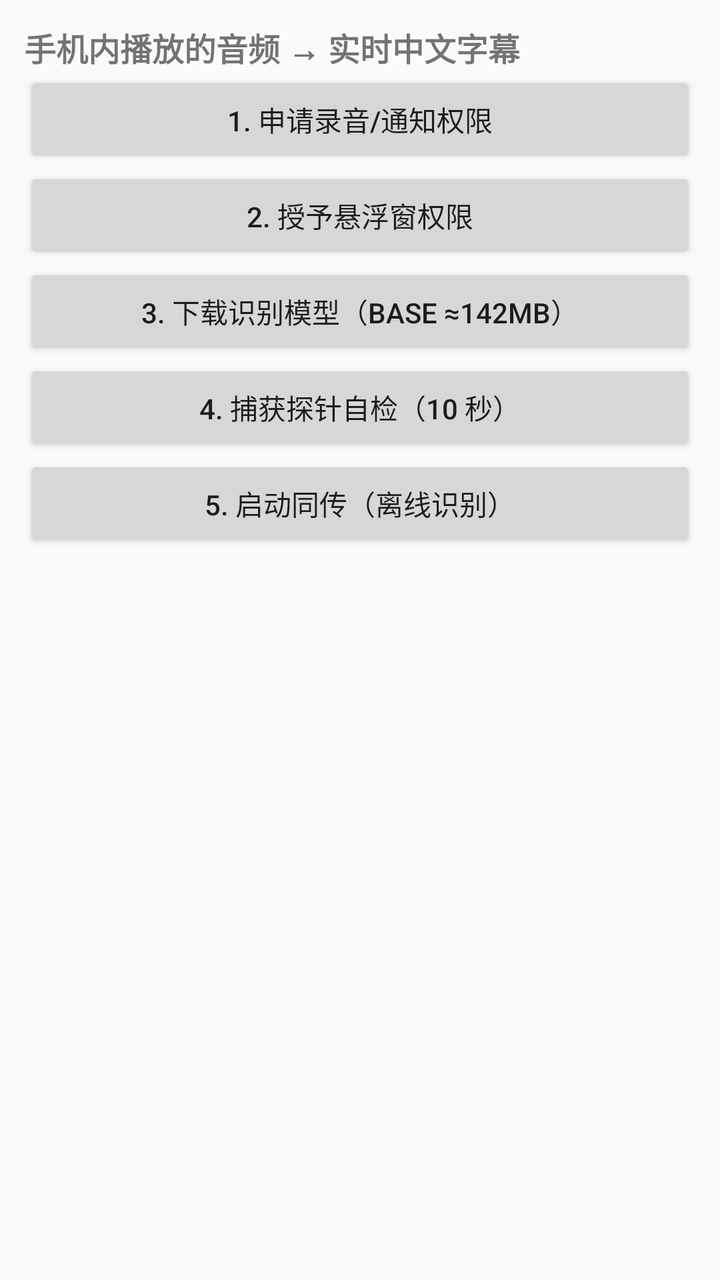
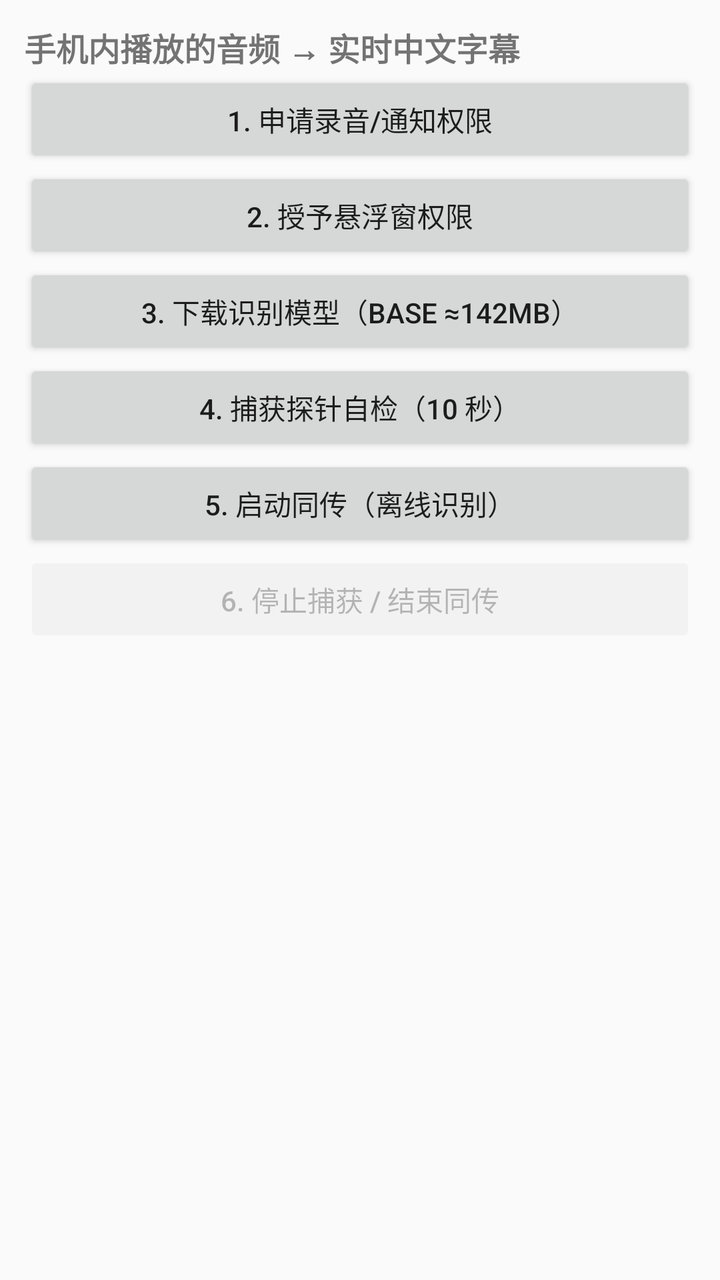

The first picture is an Android layout as it rendered before a commit; the second is the same layout after the commit. The layout source and the unified diff follow.
<!-- AndroidManifest.xml: application theme android:Theme.Material.Light.NoActionBar -->
<!-- res/layout/activity_main.xml -->
<?xml version="1.0" encoding="utf-8"?>
<LinearLayout xmlns:android="http://schemas.android.com/apk/res/android"
    android:layout_width="match_parent"
    android:layout_height="match_parent"
    android:orientation="vertical"
    android:padding="12dp">

    <TextView
        android:layout_width="match_parent"
        android:layout_height="wrap_content"
        android:text="@string/header"
        android:textStyle="bold"
        android:textSize="16sp" />

    <Button
        android:id="@+id/btnPermissions"
        android:layout_width="match_parent"
        android:layout_height="wrap_content"
        android:text="@string/btn_permissions" />

    <Button
        android:id="@+id/btnOverlay"
        android:layout_width="match_parent"
        android:layout_height="wrap_content"
        android:text="@string/btn_overlay" />

    <Button
        android:id="@+id/btnModel"
        android:layout_width="match_parent"
        android:layout_height="wrap_content"
        android:text="@string/btn_model" />

    <Button
        android:id="@+id/btnProbe"
        android:layout_width="match_parent"
        android:layout_height="wrap_content"
        android:text="@string/btn_probe" />

    <Button
        android:id="@+id/btnInterpret"
        android:layout_width="match_parent"
        android:layout_height="wrap_content"
        android:text="@string/btn_interpret" />

    <ScrollView
        android:layout_width="match_parent"
        android:layout_height="0dp"
        android:layout_weight="1"
        android:layout_marginTop="8dp">

        <TextView
            android:id="@+id/log"
            android:layout_width="match_parent"
            android:layout_height="wrap_content"
            android:fontFamily="monospace"
            android:textSize="12sp" />
    </ScrollView>

</LinearLayout>
<!-- resources referenced by this layout -->
<resources>
  <string name="btn_interpret">5. 启动同传（离线识别）</string>
  <string name="btn_model">3. 下载识别模型（base ≈142MB）</string>
  <string name="btn_overlay">2. 授予悬浮窗权限</string>
  <string name="btn_permissions">1. 申请录音/通知权限</string>
  <string name="btn_probe">4. 捕获探针自检（10 秒）</string>
  <string name="header">手机内播放的音频 → 实时中文字幕</string>
</resources>

<!-- the commit's change to res/layout/activity_main.xml (unified diff, before → after) -->
@@ -42,6 +42,13 @@
         android:layout_height="wrap_content"
         android:text="@string/btn_interpret" />
 
+    <Button
+        android:id="@+id/btnStop"
+        android:layout_width="match_parent"
+        android:layout_height="wrap_content"
+        android:enabled="false"
+        android:text="@string/btn_stop" />
+
     <ScrollView
         android:layout_width="match_parent"
         android:layout_height="0dp"
<!-- resource entries referenced after the edit -->
@@ -5,6 +5,7 @@
   <string name="btn_overlay">2. 授予悬浮窗权限</string>
   <string name="btn_permissions">1. 申请录音/通知权限</string>
   <string name="btn_probe">4. 捕获探针自检（10 秒）</string>
+  <string name="btn_stop">6. 停止捕获 / 结束同传</string>
   <string name="header">手机内播放的音频 → 实时中文字幕</string>
 </resources>
 
